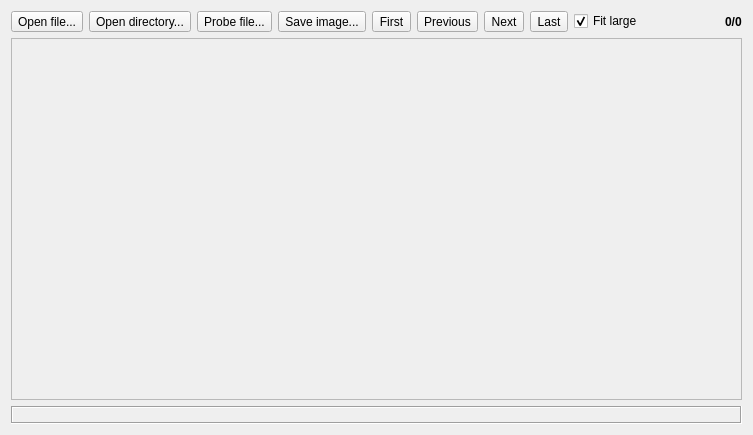
First picture: the form in examples/qt/hardcore/qtsail.ui, repository HappySeaFox/sail, before the edit.
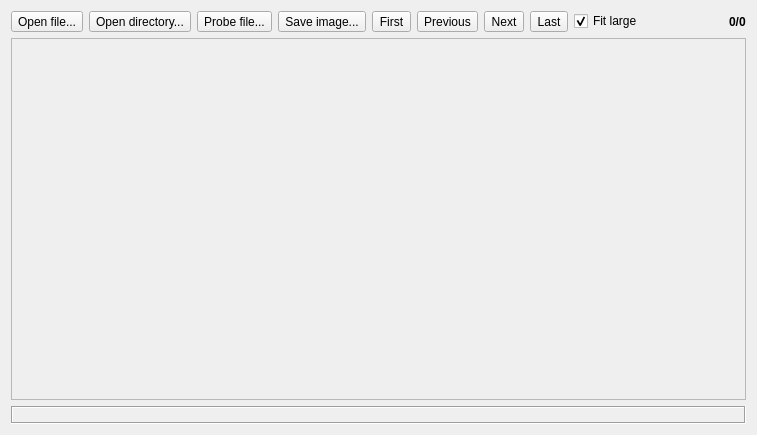
Second picture: the form after the edit.

Commit message: EXAMPLES: Updated window headers

What changed in the file:
```diff
--- a/examples/qt/hardcore/qtsail.ui
+++ b/examples/qt/hardcore/qtsail.ui
@@ -6,7 +6,7 @@
    <rect>
     <x>0</x>
     <y>0</y>
-    <width>753</width>
+    <width>757</width>
     <height>435</height>
    </rect>
   </property>
@@ -139,7 +139,7 @@
        <rect>
         <x>0</x>
         <y>0</y>
-        <width>733</width>
+        <width>737</width>
         <height>361</height>
        </rect>
       </property>
```
Left out of the diff: 2 changed lines with no effect on the pictures. The commit also changes 1 other file.
